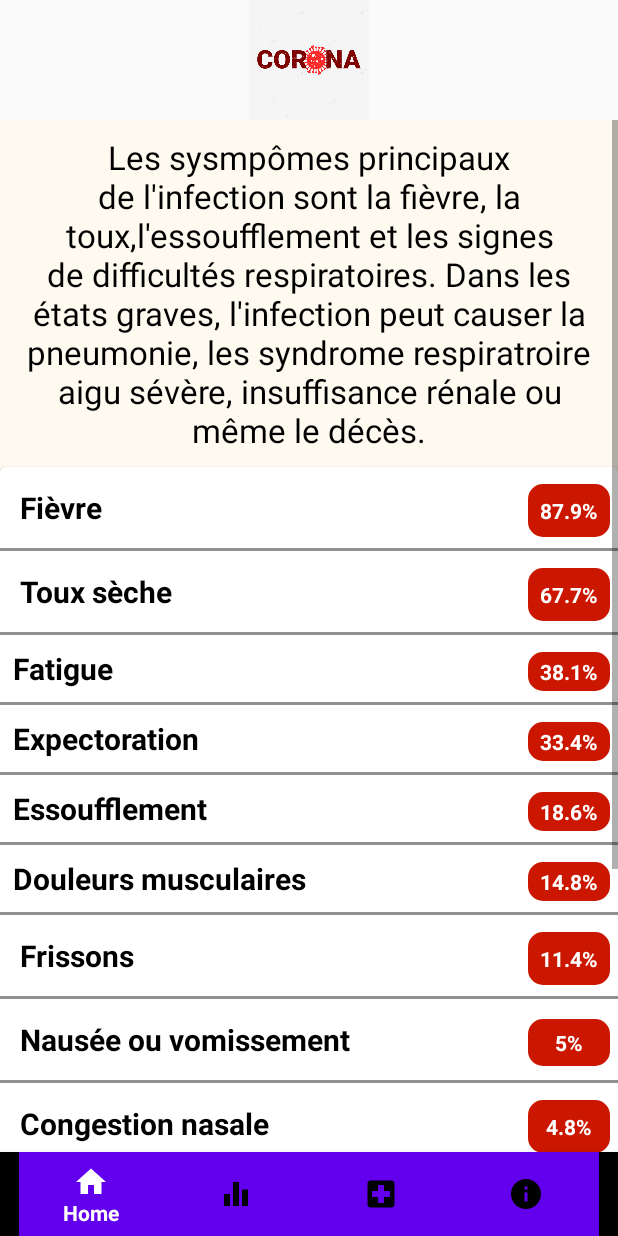
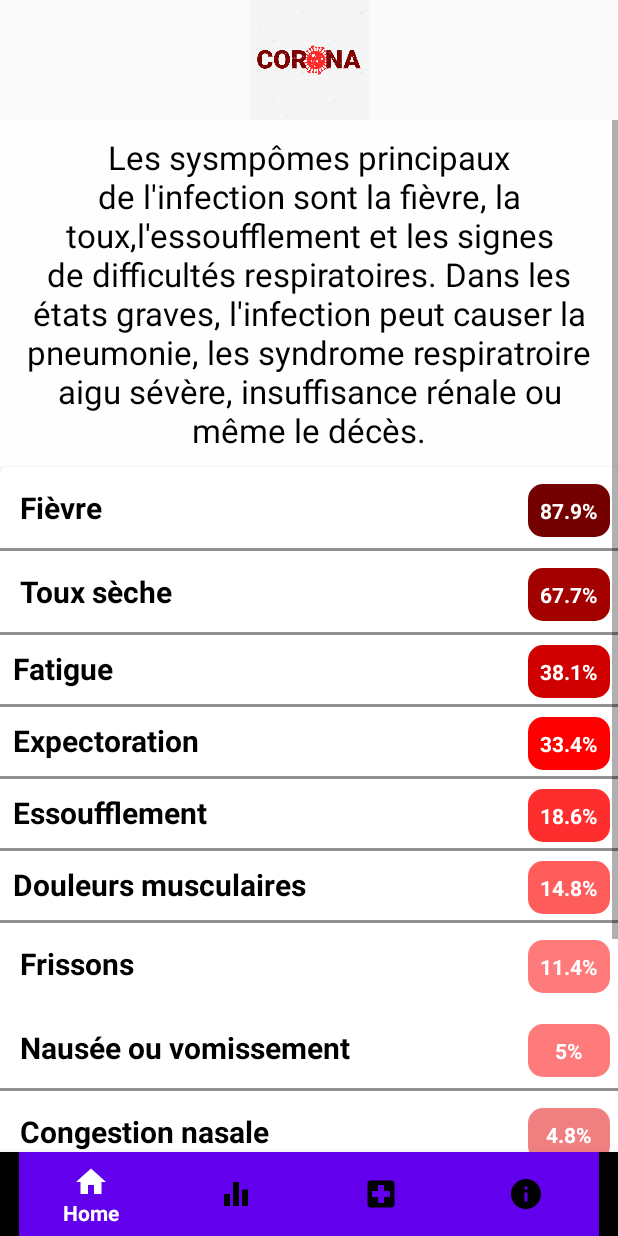
Before and after one commit to ab-mokhtar/project_covid19, an Android app: the home screen opened directly, with no data from a screen before it, on a phone screen of 412 x 824 dp. Run offline under Robolectric (Android 15) with nearby library versions, the phone set to English and light mode, and no system bars.

Commit message:
trying to reduce errors

```diff
--- a/app/src/main/res/layout/home.xml
+++ b/app/src/main/res/layout/home.xml
@@ -5,15 +5,15 @@
     android:layout_height="match_parent"
     xmlns:app="http://schemas.android.com/apk/res-auto"
     tools:context=".home"
-    android:background="@color/white">
+    android:background="#FEFEFF">
 
     <ScrollView
+
         android:layout_width="match_parent"
         android:layout_height="match_parent">
-        <LinearLayout xmlns:android="http://schemas.android.com/apk/res/android"
-            xmlns:tools="http://schemas.android.com/tools"
+        <LinearLayout
             android:layout_width="match_parent"
-            android:layout_height="match_parent"
+            android:layout_height="wrap_content"
             android:orientation="vertical">
             <TextView
                 android:layout_width="match_parent"
@@ -22,10 +22,8 @@
                 android:gravity="center"
                 android:textColor="#000000"
                 android:text="@string/symp_desc"
-                android:textSize="22dp"
+                android:textSize="22sp"
                  />
-
-
 
             <androidx.cardview.widget.CardView
                 xmlns:card_view="http://schemas.android.com/apk/res-auto"
@@ -34,7 +32,8 @@
                 android:layout_height="wrap_content"
                 card_view:cardCornerRadius="4dp">
 
-                <TableLayout xmlns:android="http://schemas.android.com/apk/res/android"
+                <TableLayout
+                    android:backgroundTint="#FEFEFF"
                     android:layout_width="match_parent"
                     android:layout_height="match_parent"
                     android:stretchColumns="1">
@@ -46,19 +45,20 @@
                             android:layout_column="1"
                             android:layout_margin="5dp"
                             android:padding="8dip"
-                            android:text="Fièvre"
+                            android:text="@string/Fièvre"
                             android:textColor="#000000"
-                            android:textSize="20dp"
+                            android:textSize="20sp"
                             android:textStyle="bold" />
 
                         <TextView
                             android:layout_width="wrap_content"
                             android:layout_height="wrap_content"
                             android:layout_margin="5dp"
+                            android:backgroundTint="#750000"
                             android:background="@drawable/round"
                             android:gravity="center"
                             android:padding="8dip"
-                            android:text="87.9%"
+                            android:text="@string/_87_9"
                             android:textColor="#ffffff"
                             android:textStyle="bold" />
                     </TableRow>
@@ -75,9 +75,9 @@
                             android:layout_column="1"
                             android:layout_margin="5dp"
                             android:padding="8dip"
-                            android:text="Toux sèche"
+                            android:text="@string/touxSeche"
                             android:textColor="#000000"
-                            android:textSize="20dp"
+                            android:textSize="20sp"
                             android:textStyle="bold" />
 
                         <TextView
@@ -86,9 +86,10 @@
                             android:layout_margin="5dp"
                             android:layout_marginVertical="20dp"
                             android:background="@drawable/round"
+                            android:backgroundTint="#A30000"
                             android:gravity="center"
                             android:padding="8dip"
-                            android:text="67.7%"
+                            android:text="@string/_67_7"
                             android:textColor="#ffffff"
                             android:textStyle="bold" />
                     </TableRow>
@@ -104,9 +105,9 @@
                             android:layout_column="1"
                             android:layout_margin="5dp"
                             android:padding="3dip"
-                            android:text="Fatigue"
+                            android:text="@string/fatigue"
                             android:textColor="#000000"
-                            android:textSize="20dp"
+                            android:textSize="20sp"
                             android:textStyle="bold" />
 
                         <TextView
@@ -114,9 +115,10 @@
                             android:layout_height="wrap_content"
                             android:layout_margin="5dp"
                             android:background="@drawable/round"
+                            android:backgroundTint="#D10000"
                             android:gravity="center"
-                            android:padding="3dip"
-                            android:text="38.1%"
+                            android:padding="8dip"
+                            android:text="@string/_38_1"
                             android:textColor="#ffffff"
                             android:textStyle="bold" />
                     </TableRow>
@@ -131,9 +133,9 @@
                             android:layout_column="1"
                             android:layout_margin="5dp"
                             android:padding="3dip"
-                            android:text="Expectoration"
+                            android:text="@string/expectoration"
                             android:textColor="#000000"
-                            android:textSize="20dp"
+                            android:textSize="20sp"
                             android:textStyle="bold" />
 
                         <TextView
@@ -141,9 +143,10 @@
                             android:layout_height="wrap_content"
                             android:layout_margin="5dp"
                             android:background="@drawable/round"
+                            android:backgroundTint="#FF0000"
                             android:gravity="center"
-                            android:padding="3dip"
-                            android:text="33.4%"
+                            android:padding="8dip"
+                            android:text="@string/_33_4"
                             android:textColor="#ffffff"
                             android:textStyle="bold" />
                     </TableRow>
@@ -158,9 +161,9 @@
                             android:layout_column="1"
                             android:layout_margin="5dp"
                             android:padding="3dip"
-                            android:text="Essoufflement"
+                            android:text="@string/essoufflement"
                             android:textColor="#000000"
-                            android:textSize="20dp"
+                            android:textSize="20sp"
                             android:textStyle="bold" />
 
                         <TextView
@@ -168,9 +171,10 @@
                             android:layout_height="wrap_content"
                             android:layout_margin="5dp"
                             android:background="@drawable/round"
+                            android:backgroundTint="#FF2E2E"
                             android:gravity="center"
-                            android:padding="3dip"
-                            android:text="18.6%"
+                            android:padding="8dip"
+                            android:text="@string/_18_6"
                             android:textColor="#ffffff"
                             android:textStyle="bold" />
                     </TableRow>
@@ -185,9 +189,9 @@
                             android:layout_column="1"
                             android:layout_margin="5dp"
                             android:padding="3dip"
-                            android:text="Douleurs musculaires "
+                            android:text="@string/douleurs_musculaires"
                             android:textColor="#000000"
-                            android:textSize="20dp"
+                            android:textSize="20sp"
                             android:textStyle="bold" />
 
                         <TextView
@@ -195,9 +199,10 @@
                             android:layout_height="wrap_content"
                             android:layout_margin="5dp"
                             android:background="@drawable/round"
+                            android:backgroundTint="#FF5C5C"
                             android:gravity="center"
-                            android:padding="3dip"
-                            android:text="14.8%"
+                            android:padding="8dip"
+                            android:text="@string/_14_8"
                             android:textColor="#ffffff"
                             android:textStyle="bold" />
                     </TableRow>
@@ -212,9 +217,9 @@
                             android:layout_column="1"
                             android:layout_margin="5dp"
                             android:padding="8dip"
-                            android:text="Frissons"
+                            android:text="@string/frissons"
                             android:textColor="#000000"
-                            android:textSize="20dp"
+                            android:textSize="20sp"
                             android:textStyle="bold"/>
 
                         <TextView
@@ -222,16 +227,17 @@
                             android:layout_height="wrap_content"
                             android:layout_margin="5dp"
                             android:background="@drawable/round"
+                            android:backgroundTint="#FF7B7B"
                             android:gravity="center"
                             android:padding="8dip"
-                            android:text="11.4%"
+                            android:text="@string/_11_4"
                             android:textColor="#ffffff"
                             android:textStyle="bold"/>
                     </TableRow>
 
                     <View
                         android:layout_height="2dip"
-                        android:background="#FF909090" />
+                        android:background="#FEFEFF" />
 
                     <TableRow>
 
@@ -239,19 +245,20 @@
                             android:layout_column="1"
                             android:layout_margin="5dp"
                             android:padding="8dip"
-                            android:text="Nausée ou vomissement"
+                            android:text="@string/naus_e_ou_vomissement"
                             android:textColor="#000000"
-                            android:textSize="20dp"
+                            android:textSize="20sp"
                             android:textStyle="bold" />
 
                         <TextView
                             android:layout_width="wrap_content"
                             android:layout_height="wrap_content"
                             android:layout_margin="5dp"
+                            android:backgroundTint="#FF7B7B"
                             android:background="@drawable/round"
                             android:gravity="center"
-                            android:padding="6dip"
-                            android:text="5%"
+                            android:padding="8dip"
+                            android:text="@string/_5"
                             android:textColor="#ffffff"
                             android:textStyle="bold" />
                     </TableRow>
@@ -265,9 +272,9 @@
                             android:layout_column="1"
                             android:layout_margin="5dp"
                             android:padding="8dip"
-                            android:text="Congestion nasale"
+                            android:text="@string/congestion_nasale"
                             android:textColor="#000000"
-                            android:textSize="20dp"
+                            android:textSize="20sp"
                             android:textStyle="bold" />
 
                         <TextView
@@ -275,9 +282,10 @@
                             android:layout_height="wrap_content"
                             android:layout_margin="5dp"
                             android:background="@drawable/round"
+                            android:backgroundTint="#F08080"
                             android:gravity="center"
                             android:padding="8dip"
-                            android:text="4.8%"
+                            android:text="@string/_4_8"
                             android:textColor="#ffffff"
                             android:textStyle="bold" />
                     </TableRow>
@@ -291,19 +299,20 @@
                             android:layout_column="1"
                             android:layout_margin="5dp"
                             android:padding="8dip"
-                            android:text="Diarhée"
+                            android:text="@string/diarh_e"
                             android:textColor="#000000"
-                            android:textSize="20dp"
+                            android:textSize="20sp"
                             android:textStyle="bold" />
 
                         <TextView
                             android:layout_width="wrap_content"
                             android:layout_height="wrap_content"
                             android:layout_margin="5dp"
+                            android:backgroundTint="#FF8A8A"
                             android:background="@drawable/round"
                             android:gravity="center"
                             android:padding="8dip"
-                            android:text="3.7%"
+                            android:text="@string/_3_7"
                             android:textColor="#ffffff"
                             android:textStyle="bold" />
                     </TableRow>
@@ -317,19 +326,20 @@
                             android:layout_column="1"
                             android:layout_margin="5dp"
                             android:padding="8dip"
-                            android:text="Hémoptysie"
+                            android:text="@string/h_moptysie"
                             android:textColor="#000000"
-                            android:textSize="20dp"
+                            android:textSize="20sp"
                             android:textStyle="bold" />
 
                         <TextView
                             android:layout_width="wrap_content"
                             android:layout_height="wrap_content"
                             android:layout_margin="5dp"
+                            android:backgroundTint="#ffbaba"
                             android:background="@drawable/round"
                             android:gravity="center"
                             android:padding="8dip"
-                            android:text="0.9%"
+                            android:text="@string/_0_9"
                             android:textColor="#ffffff"
                             android:textStyle="bold" />
                     </TableRow>
@@ -343,9 +353,9 @@
                             android:layout_column="1"
                             android:layout_margin="5dp"
                             android:padding="8dip"
-                            android:text="Congesion conjonctivale"
+                            android:text="@string/congesion_conjonctivale"
                             android:textColor="#000000"
-                            android:textSize="20dp"
+                            android:textSize="20sp"
                             android:textStyle="bold" />
 
                         <TextView
@@ -353,9 +363,10 @@
                             android:layout_height="wrap_content"
                             android:layout_margin="5dp"
                             android:background="@drawable/round"
+                            android:backgroundTint="#FFD3D9"
                             android:gravity="center"
                             android:padding="8dip"
-                            android:text="0.8%"
+                            android:text="@string/_0_8"
                             android:textColor="#ffffff"
                             android:textStyle="bold" />
                     </TableRow>
@@ -383,7 +394,7 @@
 
 
 
-                    <LinearLayout xmlns:android="http://schemas.android.com/apk/res/android"
+                    <LinearLayout
                         android:layout_width="match_parent"
                         android:layout_height="match_parent"
                         android:orientation="vertical" >
@@ -391,9 +402,10 @@
                             android:layout_width="match_parent"
                             android:layout_height="wrap_content"
                             android:text="@string/infect"
+                            android:backgroundTint="@color/grey"
                             android:layout_weight="1"
-                            android:textColor="@color/cardview_light_background"
-                            android:textSize="25dp"/>
+                            android:textColor="@color/white"
+                            android:textSize="25sp"/>
 
                         <TextView
                             android:layout_width="match_parent"
@@ -403,16 +415,11 @@
                             android:gravity="center"
                             android:textColor="@color/cardview_light_background"
                             android:background="#cb1600"
-                            android:textSize="25dp"/>
+                            android:textSize="25sp"/>
                     </LinearLayout>
                 </androidx.cardview.widget.CardView>
             </GridLayout>
-            <androidx.cardview.widget.CardView
-                android:layout_width="match_parent"
-                android:layout_height="100dp"><TextView
-                android:layout_width="wrap_content"
-                android:layout_height="wrap_content"
-                android:text=" "></TextView> </androidx.cardview.widget.CardView>
+
         </LinearLayout>
 
 
--- a/app/src/main/res/values/colors.xml
+++ b/app/src/main/res/values/colors.xml
@@ -3,7 +3,7 @@
     <color name="colorPrimary">#6200EE</color>
     <color name="colorPrimaryDark">#3700B3</color>
     <color name="colorAccent">#03DAC5</color>
-    <color name="red">#cb1600</color>
+    <color name="red">#ffffff</color>
     <color name="redT">#E91E63</color>
     <color name="white">#FFFAF0</color>
     <color name="grey">#808080</color>
--- a/app/src/main/res/values/strings.xml
+++ b/app/src/main/res/values/strings.xml
@@ -8,8 +8,10 @@
     <string name="d_ced_s_au_total">Décedés au total:</string>
     <string name="nombre_de_maladie_en_tunisie">Nombre de Maladie en Tunisie:</string>
     <string name="nombre_de_maladie_au_total">Nombre de Maladie au total:</string>
-
-    <string name="symp_desc">Les sysmpômes principaux de l\'infection sont la fièvre, la toux,l\'essoufflement et les signes de difficultés respiratoires. Dans les états graves, l\'infection peut causer la pneumonie, les syndrome respiratroire aigu sévère, insuffisance rénale ou même le décès.</string>
+    <string name="symp_desc">Les sysmpômes principaux de l\'infection sont la fièvre,
+        la toux,l\'essoufflement et les signes de difficultés respiratoires.
+        Dans les états graves, l\'infection peut causer la pneumonie,
+        les syndrome respiratroire aigu sévère, insuffisance rénale ou même le décès.</string>
     <string name="infect">Je pense que je suis infecté.\nQue\'est-ce que je devrais faire maintenant?</string>
     <string name="lire">Lire cette information</string>
     <string name="nom_h_pital">Nom_h_pital</string>
@@ -65,4 +67,28 @@
     <string name="Age">Age</string>
     <string name="MPO">mot de passe oublié</string>
     <string name="RegisterButton">Registrer</string>
+    <string name="Fièvre">Fièvre</string>
+    <string name="_87_9">87.9%</string>
+    <string name="touxSeche">Toux sèche</string>
+    <string name="_67_7">67.7%</string>
+    <string name="fatigue">Fatigue</string>
+    <string name="_38_1">38.1%</string>
+    <string name="expectoration">Expectoration</string>
+    <string name="_33_4">33.4%</string>
+    <string name="essoufflement">Essoufflement</string>
+    <string name="_18_6">18.6%</string>
+    <string name="douleurs_musculaires">Douleurs musculaires</string>
+    <string name="_14_8">14.8%</string>
+    <string name="frissons">Frissons</string>
+    <string name="_11_4">11.4%</string>
+    <string name="naus_e_ou_vomissement">Nausée ou vomissement</string>
+    <string name="_5">5%</string>
+    <string name="congestion_nasale">Congestion nasale</string>
+    <string name="_4_8">4.8%</string>
+    <string name="diarh_e">Diarhée</string>
+    <string name="_3_7">3.7%</string>
+    <string name="h_moptysie">Hémoptysie</string>
+    <string name="_0_9">0.9%</string>
+    <string name="congesion_conjonctivale">Congesion conjonctivale</string>
+    <string name="_0_8">0.8%</string>
 </resources>
```
Also changed, not shown: app/src/main/AndroidManifest.xml (+3 -8 lines).
